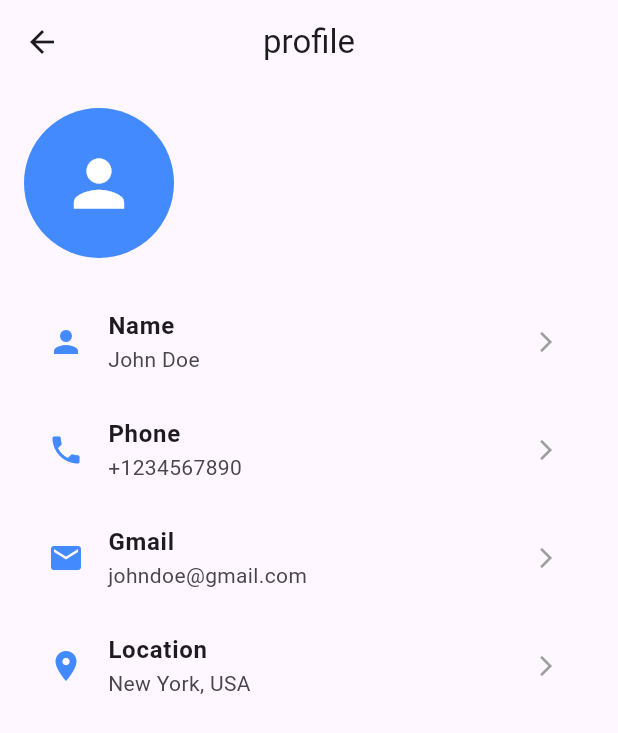
After one commit to MANIMARAN-MSC/home_app, a Flutter app: the ProfileScreen screen opened directly, on a phone screen of 412 x 824 dp. The commit adds this screen. Shown: the top 733 px of the screen. Run offline on Flutter 3.47's test engine with Material 3 defaults, Android fonts, the phone set to English and light mode, and no system bars; our stand-ins replace flutter_dotenv, supabase_flutter; accounts and stored records are empty; network calls fail.

```diff
--- a/lib/Screens/HomeScreen.dart
+++ b/lib/Screens/HomeScreen.dart
@@ -1,7 +1,6 @@
 
 import 'package:flutter/material.dart';
-import 'CustomDrawer.dart';
-import 'custom_drawer.dart';
+import '../widgets/CustomDrawer.dart';
 
 class HomeScreen extends StatelessWidget {
   @override
--- /dev/null
+++ b/lib/Screens/ProfileDetailScreen.dart
@@ -0,0 +1,101 @@
+import 'package:flutter/material.dart';
+import 'profile_detail_screen.dart';
+
+class ProfileDetailScreen extends StatelessWidget {
+  const ProfileDetailScreen({super.key, required String name, required String phone, required String email, required String location});
+
+  @override
+  Widget build(BuildContext context) {
+    // User profile data
+    String name = "John Doe";
+    String phone = "+1234567890";
+    String email = "johndoe@gmail.com";
+    String location = "New York, USA";
+
+    return Scaffold(
+      appBar: AppBar(
+        title: Text('Profile'),
+        centerTitle: true,
+      ),
+      body: Padding(
+        padding: EdgeInsets.all(16.0),
+        child: Column(
+          crossAxisAlignment: CrossAxisAlignment.start,
+          children: [
+            GestureDetector(
+              onTap: () {
+                _navigateToDetailScreen(context, name, phone, email, location);
+              },
+              child: CircleAvatar(
+                radius: 50,
+                backgroundColor: Colors.blueAccent,
+                child: Icon(Icons.person, size: 50, color: Colors.white),
+              ),
+            ),
+            SizedBox(height: 20),
+            ProfileDetail(
+              icon: Icons.person,
+              label: "Name",
+              value: name,
+              onTap: () => _navigateToDetailScreen(context, name, phone, email, location),
+            ),
+            ProfileDetail(
+              icon: Icons.phone,
+              label: "Phone",
+              value: phone,
+              onTap: () => _navigateToDetailScreen(context, name, phone, email, location),
+            ),
+            ProfileDetail(
+              icon: Icons.email,
+              label: "Gmail",
+              value: email,
+              onTap: () => _navigateToDetailScreen(context, name, phone, email, location),
+            ),
+            ProfileDetail(
+              icon: Icons.location_on,
+              label: "Location",
+              value: location,
+              onTap: () => _navigateToDetailScreen(context, name, phone, email, location),
+            ),
+          ],
+        ),
+      ),
+    );
+  }
+
+  void _navigateToDetailScreen(BuildContext context, String name, String phone, String email, String location) {
+    Navigator.push(
+      context,
+      MaterialPageRoute(
+        builder: (context) =>ProfileDetailScreen(
+          name: name,
+          phone: phone,
+          email: email,
+          location: location,
+        ),
+      ),
+    );
+  }
+}
+
+class ProfileDetail extends StatelessWidget {
+  final IconData icon;
+  final String label;
+  final String value;
+  final VoidCallback onTap; // Function to handle tap
+
+  const ProfileDetail({required this.icon, required this.label, required this.value, required this.onTap});
+
+  @override
+  Widget build(BuildContext context) {
+    return GestureDetector(
+      onTap: onTap,
+      child: ListTile(
+        leading: Icon(icon, color: Colors.blueAccent),
+        title: Text(label, style: TextStyle(fontWeight: FontWeight.bold)),
+        subtitle: Text(value),
+        trailing: Icon(Icons.arrow_forward_ios, size: 16, color: Colors.grey),
+      ),
+    );
+  }
+}
--- /dev/null
+++ b/lib/Screens/ProfileScreen.dart
@@ -0,0 +1,96 @@
+import 'package:flutter/material.dart';
+
+
+class ProfileScreen extends StatelessWidget {
+  const ProfileScreen({super.key});
+
+  @override
+  Widget build(BuildContext context) {
+    // User profile data
+    String name = "John Doe";
+    String phone = "+1234567890";
+    String email = "johndoe@gmail.com";
+    String location = "New York, USA";
+
+    return Scaffold(
+      appBar: AppBar(
+        title: Text('profile'),
+        centerTitle: true,
+      ),
+      body: Padding(
+        padding: EdgeInsets.all(16.0),
+        child: Column(
+          crossAxisAlignment: CrossAxisAlignment.start,
+          children: [
+            GestureDetector(
+              onTap: () => _navigateToDetailScreen(context, name, phone, email, location),
+              child: CircleAvatar(
+                radius: 50,
+                backgroundColor: Colors.blueAccent,
+                child: Icon(Icons.person, size: 50, color: Colors.white),
+              ),
+            ),
+            SizedBox(height: 20),
+            ProfileDetail(
+              icon: Icons.person,
+              label: "Name",
+              value: name,
+              onTap: () => _navigateToDetailScreen(context, name, phone, email, location),
+            ),
+            ProfileDetail(
+              icon: Icons.phone,
+              label: "Phone",
+              value: phone,
+              onTap: () => _navigateToDetailScreen(context, name, phone, email, location),
+            ),
+            ProfileDetail(
+              icon: Icons.email,
+              label: "Gmail",
+              value: email,
+              onTap: () => _navigateToDetailScreen(context, name, phone, email, location),
+            ),
+            ProfileDetail(
+              icon: Icons.location_on,
+              label: "Location",
+              value: location,
+              onTap: () => _navigateToDetailScreen(context, name, phone, email, location),
+            ),
+          ],
+        ),
+      ),
+    );
+  }
+
+  void _navigateToDetailScreen(BuildContext context, String name, String phone, String email, String location) {
+    // TODO: Replace with actual ProfileDetailScreen
+    Navigator.push(
+      context,
+      MaterialPageRoute(
+        builder: (context) => Scaffold(
+          appBar: AppBar(title: Text("Profile Detail")),
+          body: Center(child: Text("Details for $name")),
+        ),
+      ),
+    );
+  }
+}
+
+class ProfileDetail extends StatelessWidget {
+  final IconData icon;
+  final String label;
+  final String value;
+  final VoidCallback onTap;
+
+  const ProfileDetail({super.key, required this.icon, required this.label, required this.value, required this.onTap});
+
+  @override
+  Widget build(BuildContext context) {
+    return ListTile(
+      onTap: onTap,
+      leading: Icon(icon, color: Colors.blueAccent),
+      title: Text(label, style: TextStyle(fontWeight: FontWeight.bold)),
+      subtitle: Text(value),
+      trailing: Icon(Icons.arrow_forward_ios, size: 16, color: Colors.grey),
+    );
+  }
+}
--- /dev/null
+++ b/lib/Screens/profile_detail_screen.dart
@@ -0,0 +1 @@
+// TODO Implement this library.
--- a/pubspec.yaml
+++ b/pubspec.yaml
@@ -62,7 +62,8 @@ flutter:
   uses-material-design: true
 
   # To add assets to your application, add an assets section, like this:
-  # assets:
+  assets:
+    - .env
   #   - images/a_dot_burr.jpeg
   #   - images/a_dot_ham.jpeg
 
```
Also changed, not shown: lib/Screens/LoginScreen.dart (added, +63 -0 lines), lib/main.dart (+16 -110 lines), lib/widgets/CustomDrawer.dart (added, +60 -0 lines), 2 other files.
